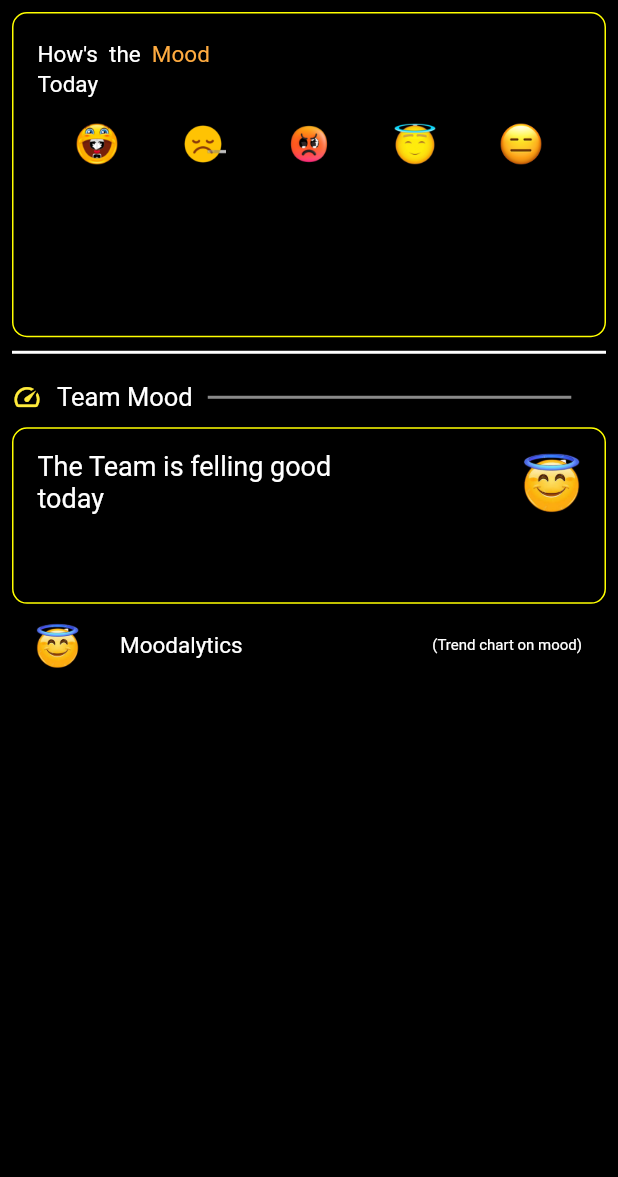
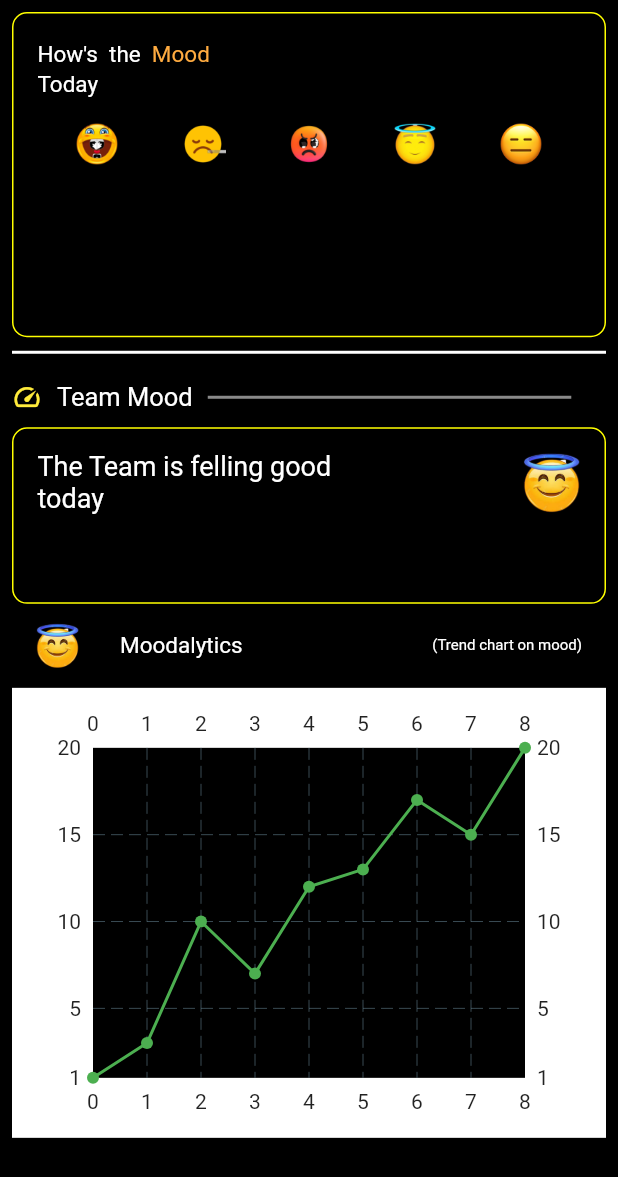
Before and after one commit to Shobhit1298/xcellence_task, a Flutter app: the screen it shows after launch, on a phone screen of 412 x 824 dp. Shown: the top 1177 px of the screen. Run offline on Flutter 3.47's test engine with Material 2 defaults, Android fonts, the phone set to English and light mode, and no system bars; drawn by our look-alikes of fl_chart.

Commit message:
feat: charts added

```diff
--- a/lib/homepage.dart
+++ b/lib/homepage.dart
@@ -1,4 +1,5 @@
 import 'package:flutter/material.dart';
+import 'package:xcellence/widgets/chart.dart';
 
 class HomePage extends StatefulWidget {
   const HomePage({super.key});
@@ -144,7 +145,8 @@ class _HomePageState extends State<HomePage> {
                 "(Trend chart on mood)",
                 style: TextStyle(color: Colors.white, fontSize: 10),
               ),
-            )
+            ),
+            const ChartWidget(),
           ],
         ),
       ),
--- /dev/null
+++ b/lib/widgets/chart.dart
@@ -0,0 +1,38 @@
+import 'package:fl_chart/fl_chart.dart';
+import 'package:flutter/material.dart';
+
+class ChartWidget extends StatelessWidget {
+  const ChartWidget({Key? key}) : super(key: key);
+
+  @override
+  Widget build(BuildContext context) {
+    return Container(
+      padding: const EdgeInsets.all(10),
+      color: Colors.white,
+      width: double.infinity,
+      height: 300,
+      child: LineChart(
+        LineChartData(
+          borderData: FlBorderData(show: false),
+          backgroundColor: Colors.black,
+          lineBarsData: [
+            LineChartBarData(
+              color: Colors.green,
+              spots: [
+                const FlSpot(0, 1),
+                const FlSpot(1, 3),
+                const FlSpot(2, 10),
+                const FlSpot(3, 7),
+                const FlSpot(4, 12),
+                const FlSpot(5, 13),
+                const FlSpot(6, 17),
+                const FlSpot(7, 15),
+                const FlSpot(8, 20)
+              ],
+            ),
+          ],
+        ),
+      ),
+    );
+  }
+}
--- a/pubspec.yaml
+++ b/pubspec.yaml
@@ -35,6 +35,7 @@ dependencies:
   # The following adds the Cupertino Icons font to your application.
   # Use with the CupertinoIcons class for iOS style icons.
   cupertino_icons: ^1.0.2
+  fl_chart: ^0.63.0
 
 dev_dependencies:
   flutter_test:
```
Also changed, not shown: pubspec.lock.
